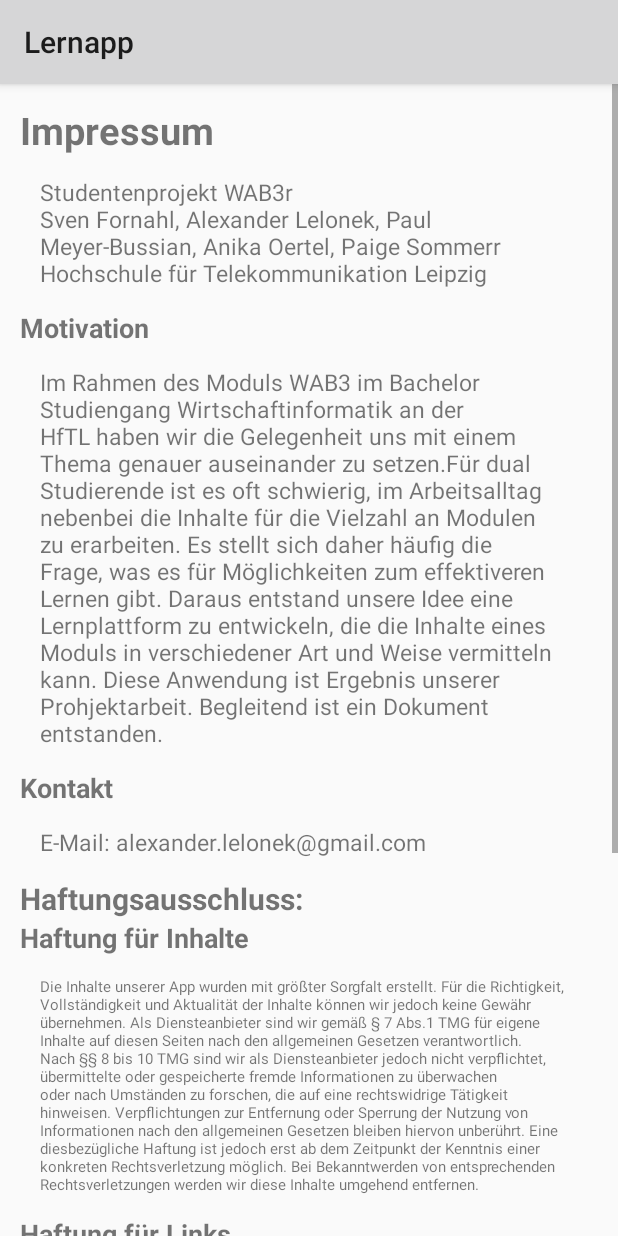
After one commit to Seelenoede/Lernapp, an Android app: the layout fragment_impressum.xml on its own in the app's theme, with its tools: preview values and no code run, on a phone screen of 412 x 824 dp. The commit adds this screen. Run offline under Robolectric (Android 15) with nearby library versions, the phone set to English and light mode, and no system bars.

Commit message:
Impressum

```diff
--- a/Lernapp/src/main/java/com/wab/lernapp/FileHandler.java
+++ b/Lernapp/src/main/java/com/wab/lernapp/FileHandler.java
@@ -33,8 +33,9 @@ public class FileHandler
         fileTypes = new HashMap<>();
         fileList = new ArrayList<>();
         fileList = getAllFiles();
-        for(File[] files : fileList)
+        for(int i=1; i<fileList.size();i++)
         {
+            File[] files = fileList.get(i);
             for(File file : files)
             {
                 String type = getMimeType(file);
@@ -148,6 +149,7 @@ public class FileHandler
             for(File file : allFiles) {
                 if (!file.isDirectory()) {
                     otherFiles[count] = file;
+                    count++;
                 }
             }
             fileList.add(otherFiles);
--- a/Lernapp/src/main/java/com/wab/lernapp/HomeFragment.java
+++ b/Lernapp/src/main/java/com/wab/lernapp/HomeFragment.java
@@ -181,6 +181,6 @@ public class HomeFragment extends Fragment {
         Fragment fragment = new TextViewFragment();
         FragmentManager fragmentManager = getFragmentManager();
         fragmentManager.beginTransaction().replace(R.id.content_frame, fragment).addToBackStack(null).commit();
-        getActivity().getActionBar().setTitle(chosenFile.getName());
+        getActivity().setTitle(chosenFile.getName());
     }
 }
--- a/Lernapp/src/main/java/com/wab/lernapp/SettingsActivity.java
+++ b/Lernapp/src/main/java/com/wab/lernapp/SettingsActivity.java
@@ -128,6 +128,19 @@ public class SettingsActivity extends PreferenceActivity implements SharedPrefer
         }
     }
 
+    /**
+     * This Fragment shows the preferences for the impressum header.
+     * Loading preferences fragment to edit Appearance settings
+     * "Bundle savedInstanceState" see first OnCreate method in this activity
+     */
+    public static class PrefsFragImpressum extends PreferenceFragment {
+        @Override
+        public void onCreate(Bundle savedInstanceState) {
+            super.onCreate(savedInstanceState);
+            addPreferencesFromResource(R.xml.preference_impressum);
+        }
+    }
+
     //zum einstellen des Themes abhängig von der Einstellung; wird im Mom nicht genutzt
     private void setCurrentColor(SharedPreferences SP) {
 
--- /dev/null
+++ b/Lernapp/src/main/res/layout/fragment_impressum.xml
@@ -0,0 +1,189 @@
+<?xml version="1.0" encoding="utf-8"?>
+<RelativeLayout xmlns:android="http://schemas.android.com/apk/res/android"
+    android:id="@+id/lerntipps_fragment"
+    android:layout_width="match_parent"
+    android:layout_height="match_parent" >
+
+    <ScrollView
+        android:layout_width="wrap_content"
+        android:layout_height="wrap_content"
+        android:id="@+id/scrollView_content"
+        android:layout_alignParentLeft="true"
+        android:layout_alignParentStart="true"
+        android:layout_alignParentEnd="true"
+        android:layout_alignParentRight="true"
+        android:layout_alignParentBottom="true"
+        android:fillViewport="false"
+        android:layout_alignParentTop="true">
+
+    <LinearLayout
+        android:orientation="vertical"
+        android:layout_width="fill_parent"
+        android:layout_height="fill_parent"
+        android:layout_centerHorizontal="true"
+        android:layout_marginBottom="20px"
+        android:layout_marginTop="20px"
+        android:layout_marginLeft="20px"
+        android:layout_marginRight="20px">
+        <TextView
+            android:layout_width="wrap_content"
+            android:layout_height="wrap_content"
+            android:text="Impressum"
+            android:id="@+id/textView_heading1"
+            android:autoText="true"
+            android:typeface="sans"
+            android:textSize="25dp"
+            android:textStyle="bold" />
+        <TextView
+            android:layout_width="wrap_content"
+            android:layout_height="wrap_content"
+            android:text="Studentenprojekt WAB3\r\nSven Fornahl, Alexander Lelonek, Paul Meyer-Bussian, Anika Oertel, Paige Sommer\r\nHochschule für Telekommunikation Leipzig"
+            android:layout_marginBottom="20px"
+            android:layout_marginTop="20px"
+            android:layout_marginLeft="20px"
+            android:layout_marginRight="20px"
+            android:id="@+id/textView_content1"
+            android:autoText="true"
+            android:typeface="sans"
+            android:textSize="15dp" />
+        <TextView
+            android:layout_width="wrap_content"
+            android:layout_height="wrap_content"
+            android:text="Motivation"
+            android:id="@+id/textView_heading0"
+            android:autoText="true"
+            android:typeface="sans"
+            android:textSize="18dp"
+            android:textStyle="bold" />
+        <TextView
+            android:layout_width="wrap_content"
+            android:layout_height="wrap_content"
+            android:text="Im Rahmen des Moduls WAB3 im Bachelor Studiengang Wirtschaftinformatik an der HfTL haben wir die Gelegenheit uns mit einem Thema genauer auseinander zu setzen.Für dual Studierende ist es oft schwierig, im Arbeitsalltag nebenbei die Inhalte für die Vielzahl an Modulen zu erarbeiten. Es stellt sich daher häufig die Frage, was es für Möglichkeiten zum effektiveren Lernen gibt. Daraus entstand unsere Idee eine Lernplattform zu entwickeln, die die Inhalte eines Moduls in verschiedener Art und Weise vermitteln kann. Diese Anwendung ist Ergebnis unserer Prohjektarbeit. Begleitend ist ein Dokument entstanden."
+            android:layout_marginBottom="20px"
+            android:layout_marginTop="20px"
+            android:layout_marginLeft="20px"
+            android:layout_marginRight="20px"
+            android:id="@+id/textView_content0"
+            android:autoText="true"
+            android:typeface="sans"
+            android:textSize="15dp" />
+
+        <TextView
+            android:layout_width="wrap_content"
+            android:layout_height="wrap_content"
+            android:text="Kontakt"
+            android:id="@+id/textView_heading2"
+            android:autoText="true"
+            android:typeface="sans"
+            android:textSize="18dp"
+            android:textStyle="bold" />
+        <TextView
+            android:layout_width="wrap_content"
+            android:layout_height="wrap_content"
+            android:text="E-Mail: alexander.lelonek@gmail.com"
+            android:layout_marginBottom="20px"
+            android:layout_marginTop="20px"
+            android:layout_marginLeft="20px"
+            android:layout_marginRight="20px"
+            android:id="@+id/textView_content2"
+            android:autoText="true"
+            android:typeface="sans"
+            android:textSize="15dp" />
+        <TextView
+            android:layout_width="wrap_content"
+            android:layout_height="wrap_content"
+            android:text="Haftungsausschluss:"
+            android:id="@+id/textView_heading3"
+            android:autoText="true"
+            android:typeface="sans"
+            android:textSize="20dp"
+            android:textStyle="bold"
+            android:layout_below="@+id/textView_heading1"
+            android:layout_alignParentRight="true"
+            android:layout_alignParentEnd="true" />
+        <TextView
+            android:layout_width="wrap_content"
+            android:layout_height="wrap_content"
+            android:text="Haftung für Inhalte"
+            android:layout_marginRight="53dp"
+            android:id="@+id/textView_heading4"
+            android:autoText="true"
+            android:typeface="sans"
+            android:textSize="18dp"
+            android:textStyle="bold"
+            android:layout_marginEnd="53dp" />
+        <TextView
+            android:layout_width="wrap_content"
+            android:layout_height="wrap_content"
+            android:text="Die Inhalte unserer App wurden mit größter Sorgfalt erstellt. Für die Richtigkeit, Vollständigkeit und Aktualität der Inhalte können wir jedoch keine Gewähr übernehmen. Als Diensteanbieter sind wir gemäß § 7 Abs.1 TMG für eigene Inhalte auf diesen Seiten nach den allgemeinen Gesetzen verantwortlich. Nach §§ 8 bis 10 TMG sind wir als Diensteanbieter jedoch nicht verpflichtet, übermittelte oder gespeicherte fremde Informationen zu überwachen oder nach Umständen zu forschen, die auf eine rechtswidrige Tätigkeit hinweisen. Verpflichtungen zur Entfernung oder Sperrung der Nutzung von Informationen nach den allgemeinen Gesetzen bleiben hiervon unberührt. Eine diesbezügliche Haftung ist jedoch erst ab dem Zeitpunkt der Kenntnis einer konkreten Rechtsverletzung möglich. Bei Bekanntwerden von entsprechenden Rechtsverletzungen werden wir diese Inhalte umgehend entfernen."
+            android:layout_marginBottom="20px"
+            android:layout_marginTop="20px"
+            android:layout_marginLeft="20px"
+            android:layout_marginRight="20px"
+            android:id="@+id/textView_content4"
+            android:autoText="true"
+            android:typeface="sans"
+            android:textSize="10dp" />
+        <TextView
+            android:layout_width="wrap_content"
+            android:layout_height="wrap_content"
+            android:text="Haftung für Links"
+            android:layout_marginRight="53dp"
+            android:id="@+id/textView_heading5"
+            android:autoText="true"
+            android:typeface="sans"
+            android:textSize="18dp"
+            android:textStyle="bold"
+            android:layout_marginEnd="53dp" />
+        <TextView
+            android:layout_width="wrap_content"
+            android:layout_height="wrap_content"
+            android:text="Unser Angebot enthält Links zu externen Webseiten Dritter, auf deren Inhalte wir keinen Einfluss haben. Deshalb können wir für diese fremden Inhalte auch keine Gewähr übernehmen. Für die Inhalte der verlinkten Seiten ist stets der jeweilige Anbieter oder Betreiber der Seiten verantwortlich. Die verlinkten Seiten wurden zum Zeitpunkt der Verlinkung auf mögliche Rechtsverstöße überprüft. Rechtswidrige Inhalte waren zum Zeitpunkt der Verlinkung nicht erkennbar. Eine permanente inhaltliche Kontrolle der verlinkten Seiten ist jedoch ohne konkrete Anhaltspunkte einer Rechtsverletzung nicht zumutbar. Bei Bekanntwerden von Rechtsverletzungen werden wir derartige Links umgehend entfernen."
+            android:layout_marginBottom="20px"
+            android:layout_marginTop="20px"
+            android:layout_marginLeft="20px"
+            android:layout_marginRight="20px"
+            android:id="@+id/textView_content5"
+            android:autoText="true"
+            android:typeface="sans"
+            android:textSize="10dp" />
+        <TextView
+            android:layout_width="wrap_content"
+            android:layout_height="wrap_content"
+            android:text="Datenschutz"
+            android:layout_marginRight="53dp"
+            android:id="@+id/textView_heading6"
+            android:autoText="true"
+            android:typeface="sans"
+            android:textSize="18dp"
+            android:textStyle="bold"
+            android:layout_marginEnd="53dp" />
+        <TextView
+            android:layout_width="wrap_content"
+            android:layout_height="wrap_content"
+            android:text="Die Nutzung unserer App ist in der Regel ohne Angabe personenbezogener Daten möglich. Soweit personenbezogene Daten (beispielsweise Name, Anschrift oder eMail-Adressen) erhoben werden, erfolgt dies, soweit möglich, stets auf freiwilliger Basis. Diese Daten werden ohne Ihre ausdrückliche Zustimmung nicht an Dritte weitergegeben. Wir weisen darauf hin, dass die Datenübertragung im Internet (z.B. bei der Kommunikation per E-Mail) Sicherheitslücken aufweisen kann. Ein lückenloser Schutz der Daten vor dem Zugriff durch Dritte ist nicht möglich. Der Nutzung von im Rahmen der Impressumspflicht veröffentlichten Kontaktdaten durch Dritte zur Übersendung von nicht ausdrücklich angeforderter Werbung und Informationsmaterialien wird hiermit ausdrücklich widersprochen. Wir behalten uns ausdrücklich rechtliche Schritte im Falle der unverlangten Zusendung von Werbeinformationen, etwa durch Spam-Mails, vor."
+            android:layout_marginBottom="20px"
+            android:layout_marginTop="20px"
+            android:layout_marginLeft="20px"
+            android:layout_marginRight="20px"
+            android:id="@+id/textView_content6"
+            android:autoText="true"
+            android:typeface="sans"
+            android:textSize="10dp" />
+        <TextView
+            android:layout_width="wrap_content"
+            android:layout_height="wrap_content"
+            android:text="Quelle: Impressum Generator der Kanzlei Hasselbach"
+            android:layout_marginBottom="20px"
+            android:layout_marginTop="20px"
+            android:layout_marginLeft="20px"
+            android:layout_marginRight="20px"
+            android:id="@+id/textView_content7"
+            android:autoText="true"
+            android:typeface="sans"
+            android:textSize="8dp" />
+
+    </LinearLayout>
+</ScrollView>
+
+</RelativeLayout>
--- a/Lernapp/src/main/res/layout/fragment_textview.xml
+++ b/Lernapp/src/main/res/layout/fragment_textview.xml
@@ -28,7 +28,7 @@
             android:autoText="true"
             android:typeface="sans"
             android:textSize="15dp"
-            android:textIsSelectable="true" />
+            />
 
     </ScrollView>
 
--- a/Lernapp/src/main/res/menu/main.xml
+++ b/Lernapp/src/main/res/menu/main.xml
@@ -20,4 +20,5 @@
         android:showAsAction="never"
         android:title="@string/action_settings"/>
 
+
 </menu>
--- a/Lernapp/src/main/res/xml/preference_headers.xml
+++ b/Lernapp/src/main/res/xml/preference_headers.xml
@@ -25,10 +25,17 @@
         </intent>
     </header>
 
-    <header android:icon="@drawable/ic_einstellungen"
+    <header android:fragment="com.wab.lernapp.SettingsActivity$PrefsFragImpressum"
+        android:icon="@drawable/ic_einstellungen"
         android:title="Impressum"
         android:summary="Wer hat's erfunden?">
     </header>
 
+    <header
+        android:icon="@drawable/ic_einstellungen"
+        android:title="App Version"
+        android:summary="Lernapp WAB3 HfTL 1.0.0">
+    </header>
+
 
 </preference-headers>
```
